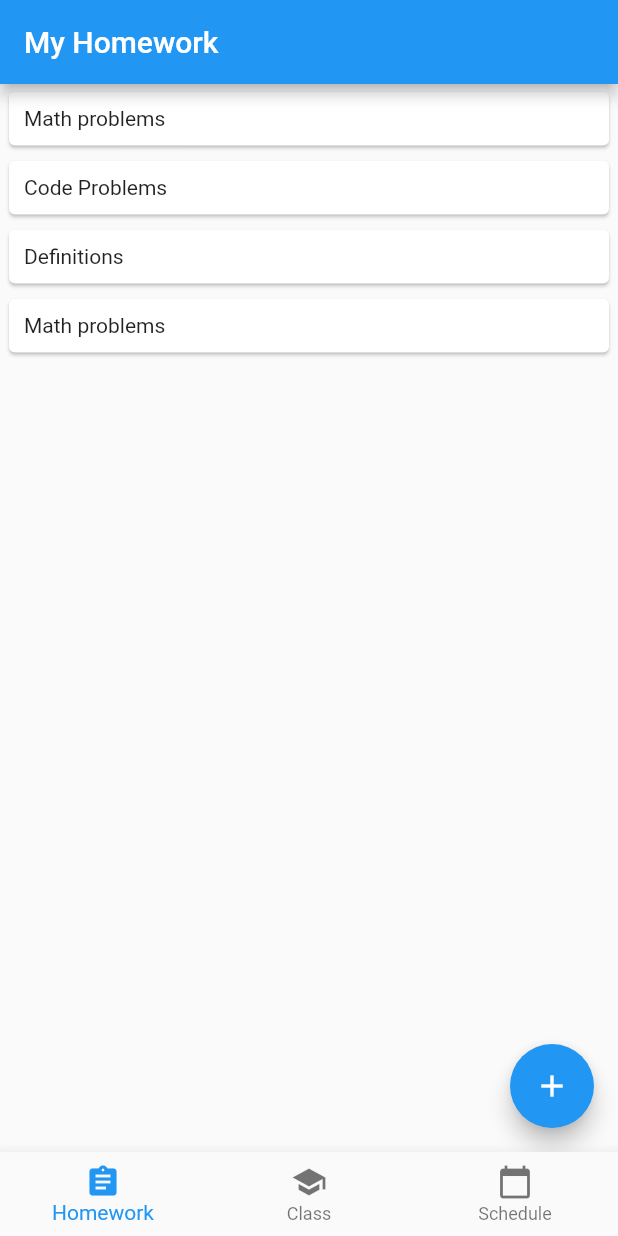
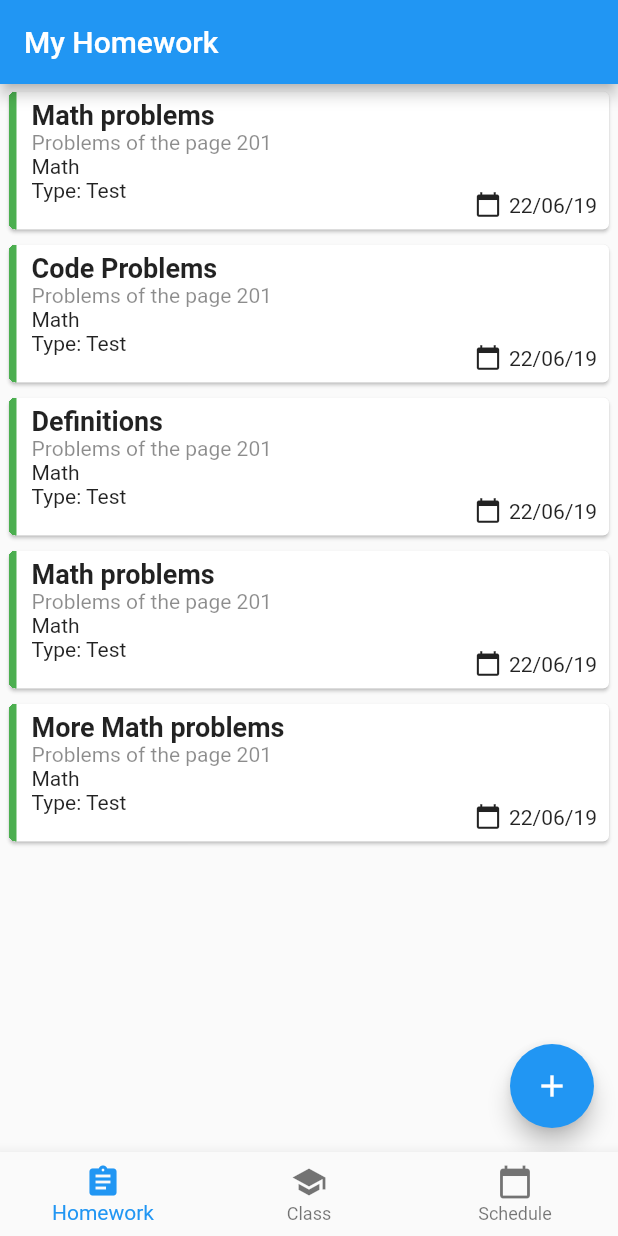
Before and after one commit to Josefrancasrod/school_app, a Flutter app: the screen it shows after launch, on a phone screen of 412 x 824 dp. Run offline on Flutter 3.47's test engine with Material 2 defaults, Android fonts, the phone set to English and light mode, and no system bars.

Commit message:
Better Style in Homework cards

```diff
--- a/lib/main.dart
+++ b/lib/main.dart
@@ -14,7 +14,9 @@ class MyApp extends StatelessWidget {
   Widget build(BuildContext context) {
     return MultiProvider(
       providers: [
-        Provider<Homework>(create: (_) => Homework()),
+        ChangeNotifierProvider(
+          create: (_) => Homework(),
+        ),
       ],
       child: MaterialApp(
         title: 'Flutter Demo',
--- a/lib/providers/homework.dart
+++ b/lib/providers/homework.dart
@@ -46,6 +46,11 @@ class Homework with ChangeNotifier {
       title: 'Math problems',
       description: 'Problems of the page 201',
     ),
+    '5': HomeworkItem(
+      id: DateTime.now().toString(),
+      title: 'More Math problems',
+      description: 'Problems of the page 201',
+    ),
   };
 
   int get itemCount {
--- a/lib/screens/homework_screen.dart
+++ b/lib/screens/homework_screen.dart
@@ -1,13 +1,13 @@
 import 'package:flutter/material.dart';
 import 'package:provider/provider.dart';
 
-import '../providers/homework.dart' as hw;
-import '../widgets/homework_item.dart';
+import '../providers/homework.dart';
+import '../widgets/homework_item.dart' as hw;
 
 class HomeworkScreen extends StatelessWidget {
   @override
   Widget build(BuildContext context) {
-    final homework = Provider.of<hw.Homework>(context, listen: false);
+    final homework = Provider.of<Homework>(context);
 
     return Scaffold(
       floatingActionButton: FloatingActionButton(
@@ -17,7 +17,7 @@ class HomeworkScreen extends StatelessWidget {
       floatingActionButtonLocation: FloatingActionButtonLocation.endFloat,
       body: ListView.builder(
         itemCount: homework.itemCount,
-        itemBuilder: (ctx, i) => HomeworkItem(
+        itemBuilder: (ctx, i) => hw.HomeworkItem(
           homework.items.values.toList()[i],
         ),
       ),
--- a/lib/widgets/homework_item.dart
+++ b/lib/widgets/homework_item.dart
@@ -11,10 +11,66 @@ class HomeworkItem extends StatelessWidget {
   Widget build(BuildContext context) {
     return Container(
       padding: const EdgeInsets.symmetric(horizontal: 2, vertical: 1),
-      child: Card(
-        child: Padding(
-          padding: const EdgeInsets.all(10),
-          child: Text(homeworkItem.title),
+      child: Container(
+        height: 100,
+        child: Card(
+          clipBehavior: Clip.hardEdge,
+          child: Row(
+            crossAxisAlignment: CrossAxisAlignment.end,
+            mainAxisAlignment: MainAxisAlignment.start,
+            children: <Widget>[
+              Container(
+                height: 100,
+                width: 5,
+                decoration: BoxDecoration(
+                  color: Colors.green,
+                ),
+              ),
+              Expanded(
+                child: Padding(
+                  padding:
+                      const EdgeInsets.symmetric(horizontal: 10, vertical: 5),
+                  child: Column(
+                    mainAxisAlignment: MainAxisAlignment.start,
+                    crossAxisAlignment: CrossAxisAlignment.start,
+                    children: <Widget>[
+                      Text(
+                        homeworkItem.title,
+                        style: TextStyle(
+                          fontWeight: FontWeight.bold,
+                          fontSize: 18,
+                        ),
+                      ),
+                      Text(
+                        homeworkItem.description,
+                        style: TextStyle(
+                          color: Colors.black45,
+                          fontWeight: FontWeight.w400,
+                        ),
+                      ),
+                      Text('Math'),
+                      Text('Type: Test'),
+                    ],
+                  ),
+                ),
+              ),
+              Padding(
+                padding: const EdgeInsets.all(8.0),
+                child: Row(
+                  crossAxisAlignment: CrossAxisAlignment.end,
+                  mainAxisAlignment: MainAxisAlignment.center,
+                  children: <Widget>[
+                    Icon(
+                      Icons.calendar_today,
+                      size: 18,
+                    ),
+                    SizedBox(width: 5),
+                    Text('22/06/19'),
+                  ],
+                ),
+              ),
+            ],
+          ),
         ),
       ),
     );
```
